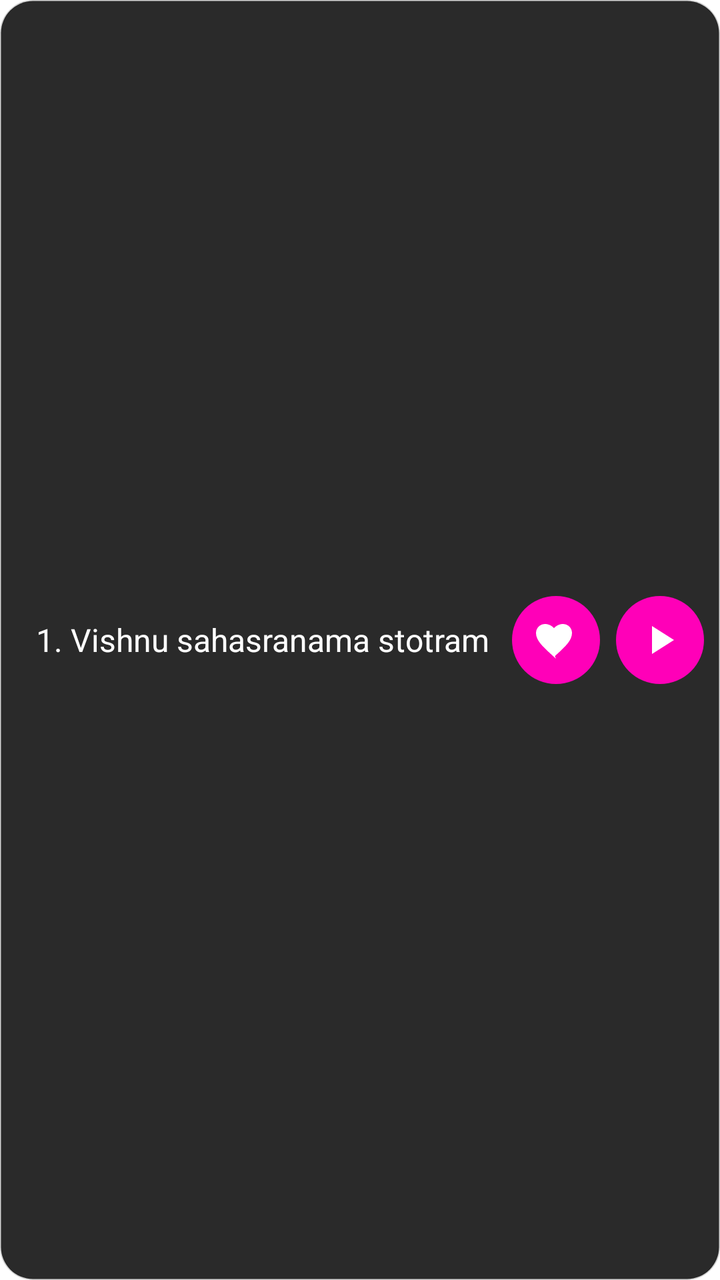
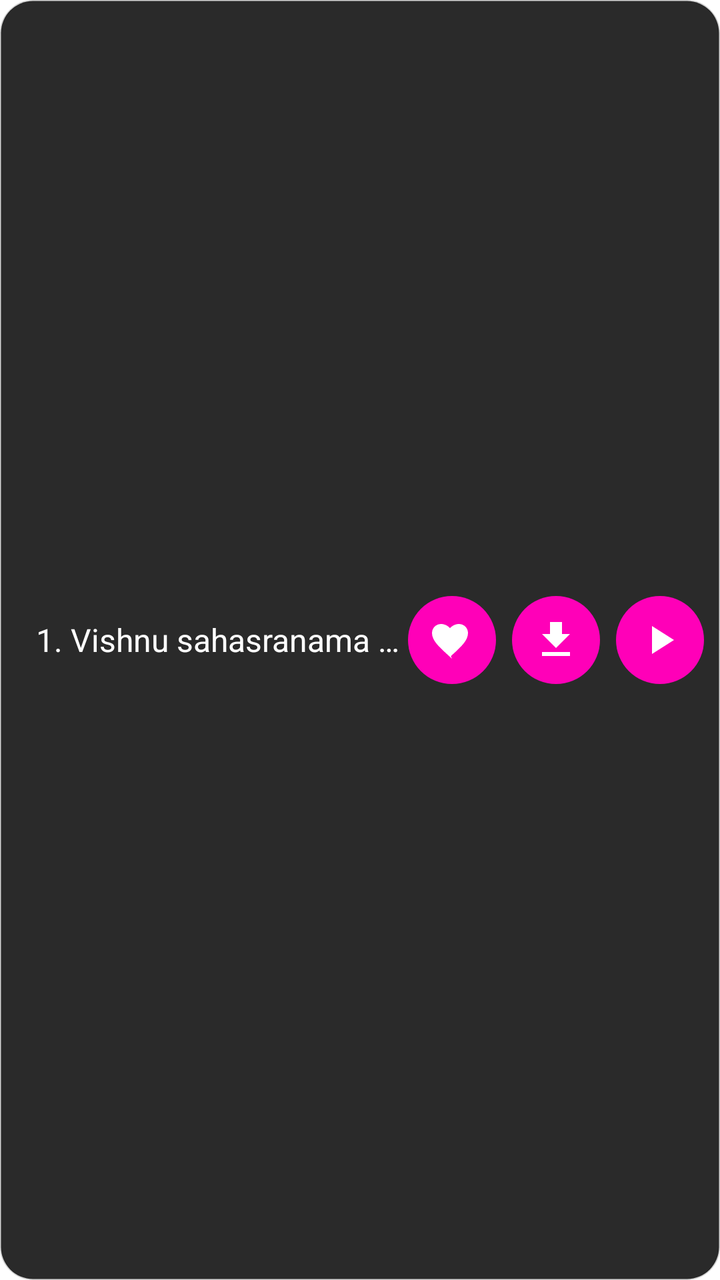

Two renders of the same Android screen: before a commit and after it. Below are the layout's source before the change and the commit's diff.
<!-- AndroidManifest.xml: application theme Theme.divneblessing_v0 -->
<!-- res/layout/item_song.xml -->
<?xml version="1.0" encoding="utf-8"?>
<LinearLayout xmlns:android="http://schemas.android.com/apk/res/android"
    xmlns:app="http://schemas.android.com/apk/res-auto"
    android:layout_marginTop="8dp"
    android:layout_width="match_parent"
    android:layout_height="64dp"
    android:layout_marginBottom="10dp"
    android:background="@drawable/bg_tile_dark"
    android:padding="8dp"
    android:gravity="center_vertical"
    android:orientation="horizontal">

    <TextView
        android:id="@+id/song_title"
        android:layout_width="286dp"
        android:layout_marginLeft="10dp"
        android:layout_height="wrap_content"
        android:layout_weight="1"
        android:ellipsize="end"
        android:maxLines="1"
        android:text="1. Vishnu sahasranama stotram"
        android:textColor="@color/white"
        android:textSize="16sp" />

    <ImageButton
        android:id="@+id/btn_like"
        android:layout_width="44dp"
        android:layout_height="44dp"
        android:layout_marginEnd="8dp"
        android:background="@drawable/bg_btn_accent_round"
        app:srcCompat="@drawable/ic_heart_24"
        app:tint="@android:color/white"
        android:contentDescription="@string/nav_favorites" />

    <ImageButton
        android:id="@+id/btn_play"
        android:layout_width="44dp"
        android:layout_height="44dp"
        android:background="@drawable/bg_btn_accent_round"
        app:srcCompat="@drawable/ic_play_24"
        app:tint="@android:color/white"
        android:contentDescription="@string/app_name" />
</LinearLayout>
<!-- resources referenced by this layout -->
<resources>
  <color name="white">#FFFFFFFF</color>
  <!-- drawable bg_btn_accent_round (drawable) -->
  <shape xmlns:android="http://schemas.android.com/apk/res/android" android:shape="oval">
      <solid android:color="@color/brandAccent"/>
  </shape>
  <!-- drawable bg_tile_dark (drawable) -->
  <shape xmlns:android="http://schemas.android.com/apk/res/android" android:shape="rectangle">
      <solid android:color="#2A2A2A"/>
      <corners android:radius="16dp"/>
      <stroke android:width="1dp" android:color="#33222222"/>
  </shape>
  <!-- drawable ic_heart_24 (drawable) -->
  <vector xmlns:android="http://schemas.android.com/apk/res/android" android:width="24dp" android:height="24dp" android:viewportWidth="24" android:viewportHeight="24">
      <path android:fillColor="@android:color/white" android:pathData="M12,21.35l-1.45,-1.32C5.4,15.36 2,12.28 2,8.5 2,6 4,4 6.5,4c1.74,0 3.41,0.81 4.5,2.09C12.09,4.81 13.76,4 15.5,4 18,4 20,6 20,8.5c0,3.78 -3.4,6.86 -8.55,11.54L12,21.35z"/>
  </vector>
  <!-- drawable ic_play_24 (drawable) -->
  <vector xmlns:android="http://schemas.android.com/apk/res/android"
      android:width="24dp" android:height="24dp"
      android:viewportWidth="24" android:viewportHeight="24">
      <path android:fillColor="@android:color/white"
          android:pathData="M8,5v14l11,-7z"/>
  </vector>
  <string name="app_name">Divine Blessing</string>
  <string name="nav_favorites">Favorites</string>
  <style name="Theme.divneblessing_v0" parent="Theme.MaterialComponents.DayNight.DarkActionBar">
          
          <item name="colorPrimary">@color/blue</item>
          <item name="colorPrimaryVariant">@color/blue</item>
          <item name="colorOnPrimary">@color/white</item>
          
          <item name="colorSecondary">@color/blue</item>
          <item name="colorSecondaryVariant">@color/blue</item>
          <item name="colorOnSecondary">@color/black</item>
          
          <item name="android:statusBarColor">@android:color/transparent</item>
          <item name="android:windowTranslucentStatus">true</item>
      </style>
  <color name="brandAccent">#FF00B8</color>
  <color name="blue">#2196F3</color>
  <color name="black">#FF000000</color>
</resources>

<!-- the commit's change to res/layout/item_song.xml (unified diff, before → after) -->
@@ -33,6 +33,16 @@
         android:contentDescription="@string/nav_favorites" />
 
     <ImageButton
+        android:id="@+id/btn_download"
+        android:layout_width="44dp"
+        android:layout_height="44dp"
+        android:layout_marginEnd="8dp"
+        android:background="@drawable/bg_btn_accent_round"
+        app:srcCompat="@drawable/ic_download_24"
+        app:tint="@android:color/white"
+        android:contentDescription="Download song" />
+
+    <ImageButton
         android:id="@+id/btn_play"
         android:layout_width="44dp"
         android:layout_height="44dp"
<!-- resource entries referenced after the edit -->
@@ -11,6 +11,16 @@
       <corners android:radius="16dp"/>
       <stroke android:width="1dp" android:color="#33222222"/>
   </shape>
+  <!-- drawable ic_download_24 (drawable) -->
+  <vector xmlns:android="http://schemas.android.com/apk/res/android"
+      android:width="24dp"
+      android:height="24dp"
+      android:viewportWidth="24"
+      android:viewportHeight="24">
+    <path
+        android:fillColor="@android:color/white"
+        android:pathData="M19,9h-4V3H9v6H5l7,7 7,-7zM5,18v2h14v-2H5z"/>
+  </vector>
   <!-- drawable ic_heart_24 (drawable) -->
   <vector xmlns:android="http://schemas.android.com/apk/res/android" android:width="24dp" android:height="24dp" android:viewportWidth="24" android:viewportHeight="24">
       <path android:fillColor="@android:color/white" android:pathData="M12,21.35l-1.45,-1.32C5.4,15.36 2,12.28 2,8.5 2,6 4,4 6.5,4c1.74,0 3.41,0.81 4.5,2.09C12.09,4.81 13.76,4 15.5,4 18,4 20,6 20,8.5c0,3.78 -3.4,6.86 -8.55,11.54L12,21.35z"/>
@@ -22,7 +32,7 @@
       <path android:fillColor="@android:color/white"
           android:pathData="M8,5v14l11,-7z"/>
   </vector>
-  <string name="app_name">Divine Blessing</string>
+  <string name="app_name">Āśraya</string>
   <string name="nav_favorites">Favorites</string>
   <style name="Theme.divneblessing_v0" parent="Theme.MaterialComponents.DayNight.DarkActionBar">
           
